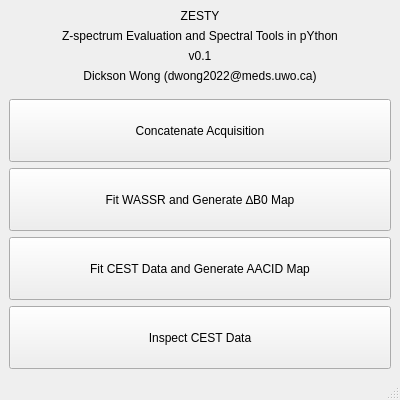
dwong263/ZESTY, file ui/main.ui: the form before one commit.
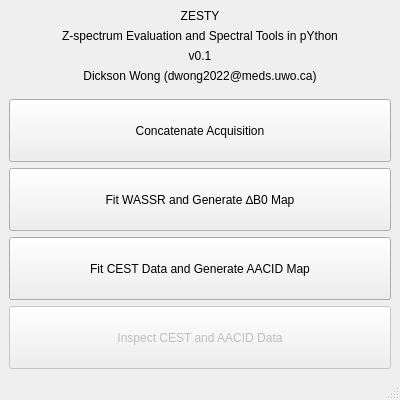
The form after the commit.

```diff
--- a/ui/main.ui
+++ b/ui/main.ui
@@ -136,6 +136,9 @@
     </item>
     <item>
      <widget class="QPushButton" name="InspectButton">
+      <property name="enabled">
+       <bool>false</bool>
+      </property>
       <property name="sizePolicy">
        <sizepolicy hsizetype="Minimum" vsizetype="Expanding">
         <horstretch>0</horstretch>
@@ -143,7 +146,7 @@
        </sizepolicy>
       </property>
       <property name="text">
-       <string>Inspect CEST Data</string>
+       <string>Inspect CEST and AACID Data</string>
       </property>
      </widget>
     </item>
```
